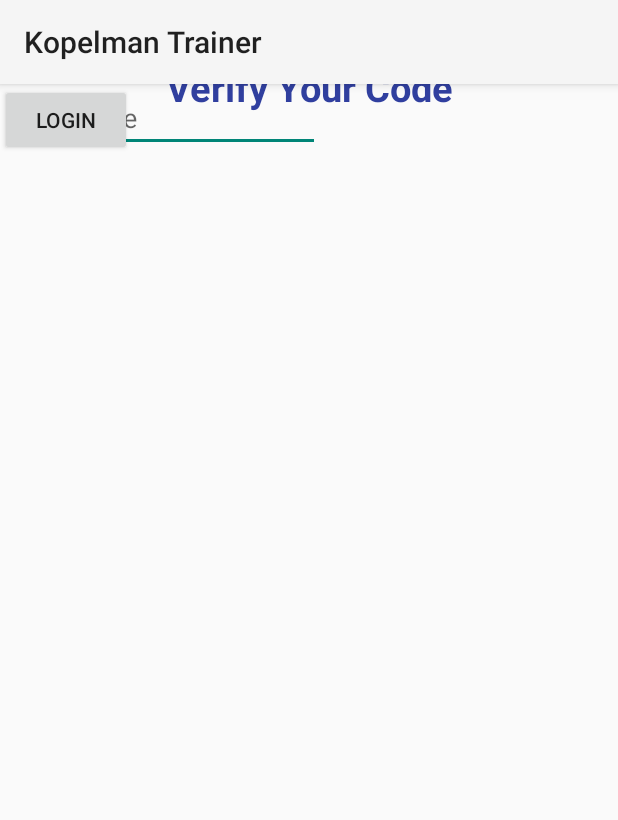
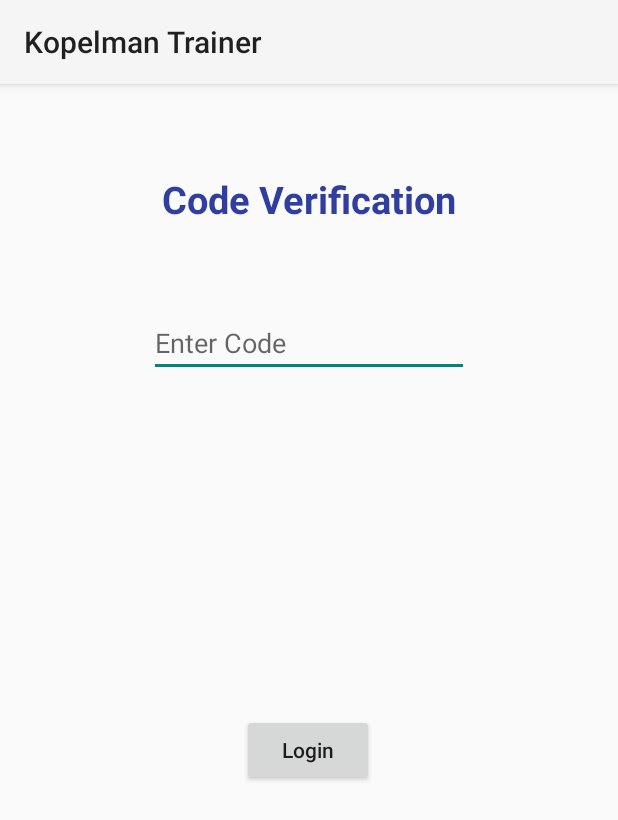
Before and after one commit to ETS-Android5/GETIN-shape-Kopelman, an Android app: the verifyPhone screen opened directly, with no data from a screen before it, on a phone screen of 412 x 824 dp. Shown: the top 820 px of the screen. Run offline under Robolectric (Android 15) with nearby library versions, the phone set to English and light mode, and no system bars; our stand-ins replace Firebase (no records; nobody signed in at launch, a user with empty details on screens opened directly).

Commit message:
third commit

```diff
--- a/app/build.gradle
+++ b/app/build.gradle
@@ -43,6 +43,7 @@ dependencies {
     implementation 'androidx.lifecycle:lifecycle-livedata-ktx:2.3.1'
     implementation 'androidx.lifecycle:lifecycle-viewmodel-ktx:2.3.1'
     implementation 'androidx.legacy:legacy-support-v4:1.0.0'
+    implementation 'com.jjoe64:graphview:4.2.2'
     implementation 'androidx.navigation:navigation-fragment:2.3.5'
     implementation 'androidx.navigation:navigation-ui:2.3.5'
     testImplementation 'junit:junit:4.+'
@@ -50,4 +51,5 @@ dependencies {
     androidTestImplementation 'androidx.test.espresso:espresso-core:3.4.0'
     implementation platform('com.google.firebase:firebase-bom:29.2.1')
     implementation 'com.google.firebase:firebase-analytics'
+
 }
--- a/app/src/main/java/com/example/yalla/MainActivity.java
+++ b/app/src/main/java/com/example/yalla/MainActivity.java
@@ -26,7 +26,7 @@ public class MainActivity extends AppCompatActivity {
         btnLogin.setOnClickListener(new View.OnClickListener() {
             @Override
             public void onClick(View v) {
-                Intent intent = new Intent(getApplicationContext(),PhoneLogin.class);
+                Intent intent = new Intent(getApplicationContext(),loginActivity.class);
                 startActivity(intent);
             }
         });
--- a/app/src/main/java/com/example/yalla/MainActivity2.java
+++ b/app/src/main/java/com/example/yalla/MainActivity2.java
@@ -27,9 +27,6 @@ public class MainActivity2 extends AppCompatActivity {
 
         Intent intent = getIntent();
 
-        String email = intent.getStringExtra("email");
-        String password = intent.getStringExtra("password");
-
         binding = ActivityMain2Binding.inflate(getLayoutInflater());
         setContentView(binding.getRoot());
 
--- a/app/src/main/java/com/example/yalla/loginActivity.java
+++ b/app/src/main/java/com/example/yalla/loginActivity.java
@@ -98,12 +98,12 @@ public class loginActivity extends AppCompatActivity {
     }
 
     private void sendUserToNextActivity() {
-        Intent intent = new Intent(loginActivity.this,PhoneLogin.class);
+        Intent intent = new Intent(loginActivity.this,MainActivity2.class);
         intent.setFlags(Intent.FLAG_ACTIVITY_CLEAR_TASK| Intent.FLAG_ACTIVITY_NEW_TASK);
         startActivity(intent);
     }
     private void sendManagerToNextActivity() {
-        Intent intent = new Intent(loginActivity.this,PhoneLogin.class);
+        Intent intent = new Intent(loginActivity.this,MainActivity2 .class);
         intent.setFlags(Intent.FLAG_ACTIVITY_CLEAR_TASK| Intent.FLAG_ACTIVITY_NEW_TASK);
         startActivity(intent);
     }
--- a/app/src/main/java/com/example/yalla/verifyPhone.java
+++ b/app/src/main/java/com/example/yalla/verifyPhone.java
@@ -1,100 +1,73 @@
 package com.example.yalla;
+
+import android.content.Intent;
+import android.os.Bundle;
+import android.util.Log;
+import android.view.View;
+import android.widget.Button;
+import android.widget.EditText;
+import android.widget.TextView;
+import android.widget.Toast;
 
 import androidx.annotation.NonNull;
 import androidx.appcompat.app.AppCompatActivity;
-import androidx.arch.core.executor.TaskExecutor;
-
-import android.app.Activity;
-import android.content.Intent;
-import android.os.Bundle;
-import android.view.View;
-import android.widget.Toast;
 
 import com.google.android.gms.tasks.OnCompleteListener;
 import com.google.android.gms.tasks.Task;
-import com.google.android.gms.tasks.TaskExecutors;
 import com.google.firebase.FirebaseException;
+import com.google.firebase.FirebaseTooManyRequestsException;
 import com.google.firebase.auth.AuthResult;
 import com.google.firebase.auth.FirebaseAuth;
+import com.google.firebase.auth.FirebaseAuthInvalidCredentialsException;
+import com.google.firebase.auth.FirebaseUser;
 import com.google.firebase.auth.PhoneAuthCredential;
+import com.google.firebase.auth.PhoneAuthOptions;
 import com.google.firebase.auth.PhoneAuthProvider;
 
 import java.util.concurrent.TimeUnit;
 
 public class verifyPhone extends AppCompatActivity {
 
-    private String verificationId;
-    FirebaseAuth mAuth;
+    private static final String TAG = "PhoneAuth";
+
+    private EditText phoneText;
+    private EditText codeText;
+    private Button verifyButton;
+    private Button sendButton;
+    private Button resendButton;
+    private Button signoutButton;
+    private TextView statusText;
+
+    private String phoneVerificationId;
+    private PhoneAuthProvider.OnVerificationStateChangedCallbacks
+            verificationCallbacks;
+    private PhoneAuthProvider.ForceResendingToken resendToken;
+
+    private FirebaseAuth fbAuth;
 
     @Override
     protected void onCreate(Bundle savedInstanceState) {
         super.onCreate(savedInstanceState);
         setContentView(R.layout.activity_verify_phone);
 
-        String phoneNumber = getIntent().getStringExtra("phoneNumber");
-        sendVerificationCode(phoneNumber);
+        codeText = (EditText) findViewById(R.id.editCode);
+        verifyButton = (Button) findViewById(R.id.btnLet);
 
-        mAuth = FirebaseAuth.getInstance();
+        fbAuth = FirebaseAuth.getInstance();
 
-        findViewById(R.id.btnVerify).setOnClickListener(new View.OnClickListener() {
+        verifyButton.setOnClickListener(new View.OnClickListener() {
             @Override
             public void onClick(View v) {
-
+                Intent it = getIntent();
+                String code = it.getStringExtra("code");
+                if (code.equals(codeText.getText().toString())){
+                    Intent it1 = new Intent(getApplicationContext(),MainActivity2.class);
+                    Toast.makeText(verifyPhone.this, "Login Completed", Toast.LENGTH_SHORT).show();
+                    startActivity(it1);
+                }
             }
         });
 
     }
 
-    private void verifyCode(String code){
-        PhoneAuthCredential credential = PhoneAuthProvider.getCredential(verificationId,code);
-        signInWithCredential(credential);
-    }
-
-    private void signInWithCredential(PhoneAuthCredential credential) {
-        mAuth.signInWithCredential(credential).addOnCompleteListener(new OnCompleteListener<AuthResult>() {
-            @Override
-            public void onComplete(@NonNull Task<AuthResult> task) {
-                if (task.isSuccessful()){
-                    Intent intent = new Intent(verifyPhone.this,MainActivity2.class);
-                    intent.setFlags(Intent.FLAG_ACTIVITY_NEW_TASK | Intent.FLAG_ACTIVITY_CLEAR_TASK);
-                    startActivity(intent);
-                }else{
-                    Toast.makeText(verifyPhone.this, task.getException().getMessage(), Toast.LENGTH_SHORT).show();
-                }
-            }
-        });
-    }
-
-
-    private void sendVerificationCode(String number){
-        PhoneAuthProvider.getInstance().verifyPhoneNumber(
-                number,
-                60,
-                TimeUnit.SECONDS,
-                (Activity) TaskExecutors.MAIN_THREAD,
-                mCallBack
-        );
-    }
-    private PhoneAuthProvider.OnVerificationStateChangedCallbacks
-            mCallBack = new PhoneAuthProvider.OnVerificationStateChangedCallbacks() {
-        @Override
-        public void onCodeSent(@NonNull String s, @NonNull PhoneAuthProvider.ForceResendingToken forceResendingToken) {
-            super.onCodeSent(s, forceResendingToken);
-
-            verificationId = s;
-        }
-
-        @Override
-        public void onVerificationCompleted(@NonNull PhoneAuthCredential phoneAuthCredential) {
-            String code = phoneAuthCredential.getSmsCode();
-            if (code != null){
-                verifyCode(code);
-            }
-        }
-
-        @Override
-        public void onVerificationFailed(@NonNull FirebaseException e) {
-            Toast.makeText(verifyPhone.this, e.getMessage(), Toast.LENGTH_SHORT).show();
-        }
-    };
 }
--- a/app/src/main/res/layout/activity_verify_phone.xml
+++ b/app/src/main/res/layout/activity_verify_phone.xml
@@ -1,42 +1,45 @@
-<?xml version="1.0" encoding="utf-8"?>
 <androidx.constraintlayout.widget.ConstraintLayout xmlns:android="http://schemas.android.com/apk/res/android"
     xmlns:app="http://schemas.android.com/apk/res-auto"
     xmlns:tools="http://schemas.android.com/tools"
     android:layout_width="match_parent"
-    android:layout_height="match_parent"
-    tools:context=".PhoneLogin">
+    android:layout_height="match_parent">
+
+    <EditText
+        android:id="@+id/editCode"
+        android:layout_width="wrap_content"
+        android:layout_height="wrap_content"
+        android:layout_marginTop="150dp"
+        android:ems="10"
+        android:hint="Enter Code"
+        android:inputType="number"
+        app:layout_constraintEnd_toEndOf="parent"
+        app:layout_constraintStart_toStartOf="parent"
+        app:layout_constraintTop_toTopOf="parent" />
+
+    <Button
+        android:id="@+id/btnLet"
+        android:layout_width="wrap_content"
+        android:layout_height="wrap_content"
+        android:layout_marginBottom="300dp"
+        android:text="Login"
+        android:textAllCaps="false"
+        app:layout_constraintBottom_toBottomOf="parent"
+        app:layout_constraintEnd_toEndOf="parent"
+        app:layout_constraintHorizontal_bias="0.498"
+        app:layout_constraintStart_toStartOf="parent" />
+
     <TextView
         android:id="@+id/textView"
         android:layout_width="wrap_content"
         android:layout_height="wrap_content"
         android:layout_marginTop="16dp"
         android:layout_marginBottom="13dp"
-        android:text="Verify Your Code"
+        android:text="Code Verification"
         android:textColor="#303F9F"
         android:textSize="25sp"
         android:textStyle="bold"
-        app:layout_constraintBottom_toTopOf="@+id/editVerigyCode"
+        app:layout_constraintBottom_toTopOf="@+id/editCode"
         app:layout_constraintEnd_toEndOf="parent"
         app:layout_constraintStart_toStartOf="parent"
         app:layout_constraintTop_toTopOf="parent" />
-
-    <EditText
-        android:id="@+id/editVerigyCode"
-        android:layout_width="wrap_content"
-        android:layout_height="wrap_content"
-        android:ems="10"
-        android:hint="Enter Code"
-        android:inputType="text"
-        tools:layout_editor_absoluteX="100dp"
-        tools:layout_editor_absoluteY="97dp"
-        tools:ignore="MissingConstraints" />
-
-    <Button
-        android:id="@+id/btnVerify"
-        android:layout_width="wrap_content"
-        android:layout_height="wrap_content"
-        android:text="Login"
-        tools:layout_editor_absoluteX="163dp"
-        tools:layout_editor_absoluteY="171dp"
-        tools:ignore="MissingConstraints" />
 </androidx.constraintlayout.widget.ConstraintLayout>
--- a/app/src/main/res/layout/fragment_food.xml
+++ b/app/src/main/res/layout/fragment_food.xml
@@ -5,10 +5,9 @@
     android:layout_height="match_parent"
     tools:context=".FoodFragment">
 
-    <!-- TODO: Update blank fragment layout -->
-    <TextView
+    <com.jjoe64.graphview.GraphView
         android:layout_width="match_parent"
         android:layout_height="match_parent"
-        android:text="@string/hello_blank_fragment" />
+        android:id="@+id/graphV1"/>
 
 </FrameLayout>
```
Also changed, not shown: app/src/main/AndroidManifest.xml (+4 -3 lines), app/src/main/java/com/example/yalla/FoodFragment.java (+31 -39 lines), app/src/main/java/com/example/yalla/PhoneLogin.java (deleted, +0 -26 lines), app/src/main/java/com/example/yalla/infoFragment.java (+13 -1 lines), app/src/main/java/com/example/yalla/ui/main/SectionsPagerAdapter.java (+9 -1 lines), app/src/main/java/com/example/yalla/workoutsFragment.java (+34 -41 lines), app/src/main/res/layout/activity_phone_login.xml (deleted, +0 -42 lines), app/src/main/res/layout/fragment_info.xml (+7 -0 lines), app/src/main/res/layout/fragment_workouts.xml (+3 -4 lines), app/src/main/res/drawable-v24/logo.png (added), build.gradle (line endings or trailing spaces).
